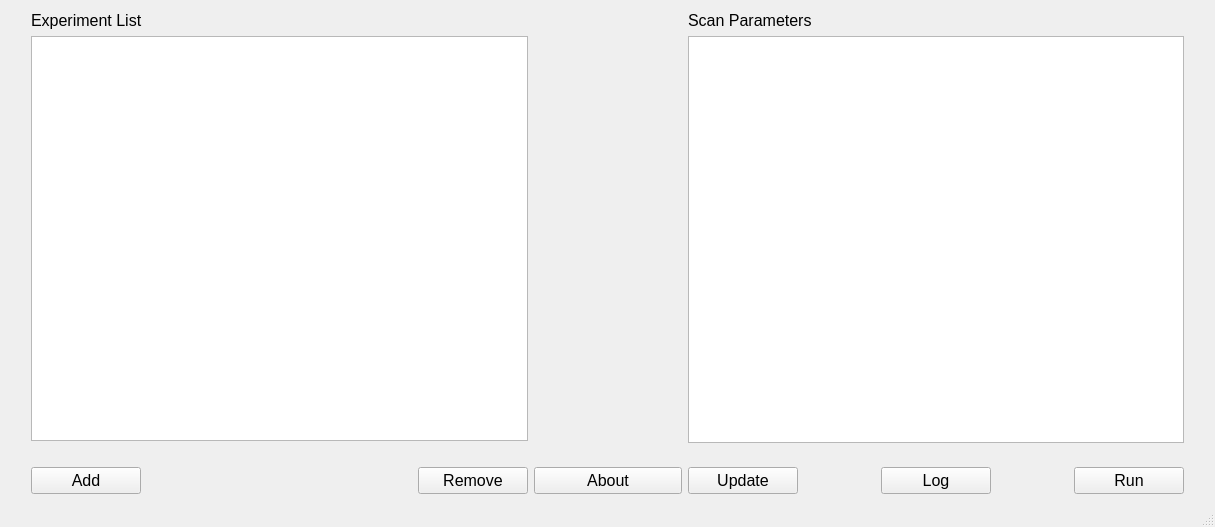
Before: the Qt Designer form smartfMRI/smartfmri.ui in wuzhuobin/smartfMRI, drawn with Qt 5.
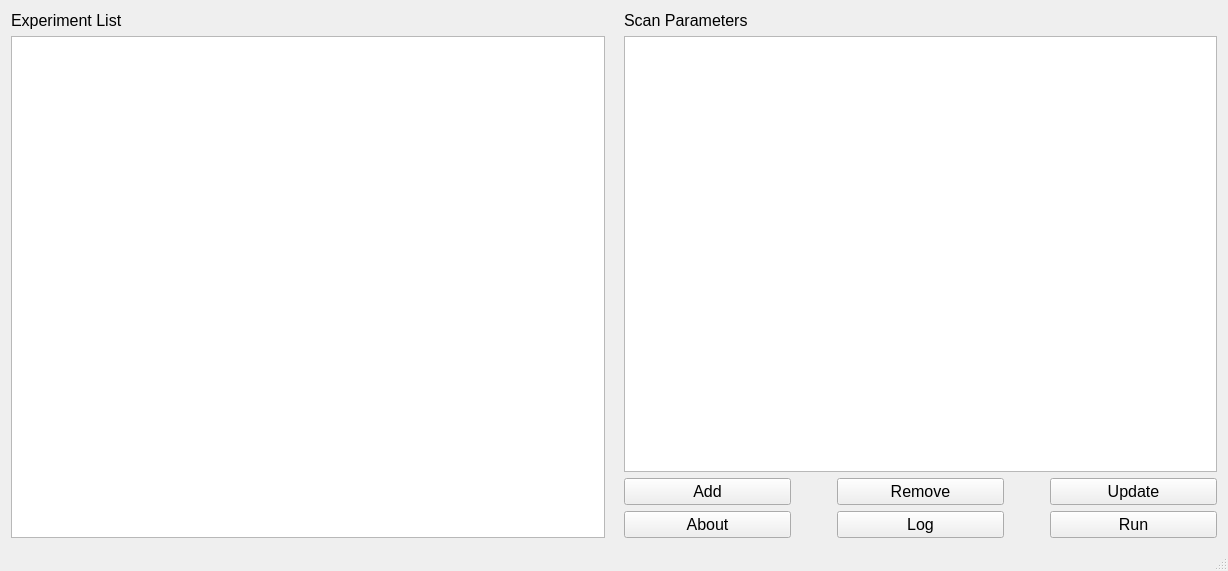
After: the same form once the commit is applied. Icons and pictures are not drawn.

The edit to the form file:
```diff
--- a/smartfMRI/smartfmri.ui
+++ b/smartfMRI/smartfmri.ui
@@ -6,8 +6,8 @@
    <rect>
     <x>0</x>
     <y>0</y>
-    <width>1215</width>
-    <height>523</height>
+    <width>1228</width>
+    <height>571</height>
    </rect>
   </property>
   <property name="windowTitle">
@@ -18,80 +18,10 @@
     <normaloff>:/smartfMRI/pm.ico</normaloff>:/smartfMRI/pm.ico</iconset>
   </property>
   <widget class="QWidget" name="centralWidget">
-   <layout class="QGridLayout" name="gridLayout_3">
-    <item row="0" column="0">
-     <spacer name="horizontalSpacer_5">
-      <property name="orientation">
-       <enum>Qt::Horizontal</enum>
-      </property>
-      <property name="sizeType">
-       <enum>QSizePolicy::Preferred</enum>
-      </property>
-      <property name="sizeHint" stdset="0">
-       <size>
-        <width>20</width>
-        <height>20</height>
-       </size>
-      </property>
-     </spacer>
-    </item>
-    <item row="0" column="1" rowspan="2">
+   <layout class="QHBoxLayout" name="horizontalLayout">
+    <item>
      <layout class="QGridLayout" name="gridLayout">
-      <item row="4" column="1">
-       <spacer name="horizontalSpacer">
-        <property name="font">
-         <font>
-          <pointsize>12</pointsize>
-         </font>
-        </property>
-        <property name="orientation">
-         <enum>Qt::Horizontal</enum>
-        </property>
-        <property name="sizeHint" stdset="0">
-         <size>
-          <width>40</width>
-          <height>20</height>
-         </size>
-        </property>
-       </spacer>
-      </item>
-      <item row="4" column="0">
-       <widget class="QPushButton" name="addButton">
-        <property name="minimumSize">
-         <size>
-          <width>110</width>
-          <height>0</height>
-         </size>
-        </property>
-        <property name="font">
-         <font>
-          <pointsize>12</pointsize>
-         </font>
-        </property>
-        <property name="text">
-         <string>Add</string>
-        </property>
-       </widget>
-      </item>
-      <item row="4" column="2">
-       <widget class="QPushButton" name="removeButton">
-        <property name="minimumSize">
-         <size>
-          <width>110</width>
-          <height>0</height>
-         </size>
-        </property>
-        <property name="font">
-         <font>
-          <pointsize>12</pointsize>
-         </font>
-        </property>
-        <property name="text">
-         <string>Remove</string>
-        </property>
-       </widget>
-      </item>
-      <item row="0" column="0" colspan="3">
+      <item row="0" column="0" colspan="2">
        <widget class="QLabel" name="label">
         <property name="font">
          <font>
@@ -103,28 +33,7 @@
         </property>
        </widget>
       </item>
-      <item row="3" column="1">
-       <spacer name="verticalSpacer">
-        <property name="font">
-         <font>
-          <pointsize>12</pointsize>
-         </font>
-        </property>
-        <property name="orientation">
-         <enum>Qt::Vertical</enum>
-        </property>
-        <property name="sizeType">
-         <enum>QSizePolicy::Preferred</enum>
-        </property>
-        <property name="sizeHint" stdset="0">
-         <size>
-          <width>20</width>
-          <height>20</height>
-         </size>
-        </property>
-       </spacer>
-      </item>
-      <item row="1" column="0" colspan="3">
+      <item row="1" column="0" colspan="2">
        <widget class="QListView" name="experimentlistView">
         <property name="font">
          <font>
@@ -135,27 +44,27 @@
       </item>
      </layout>
     </item>
-    <item row="0" column="4" rowspan="2">
+    <item>
+     <spacer name="horizontalSpacer_6">
+      <property name="orientation">
+       <enum>Qt::Horizontal</enum>
+      </property>
+      <property name="sizeType">
+       <enum>QSizePolicy::Maximum</enum>
+      </property>
+      <property name="sizeHint" stdset="0">
+       <size>
+        <width>13</width>
+        <height>20</height>
+       </size>
+      </property>
+     </spacer>
+    </item>
+    <item>
+     <layout class="QVBoxLayout" name="verticalLayout">
+      <item>
      <layout class="QGridLayout" name="gridLayout_2">
-      <item row="3" column="2">
-       <widget class="QPushButton" name="logPushButton">
-        <property name="minimumSize">
-         <size>
-          <width>110</width>
-          <height>0</height>
-         </size>
-        </property>
-        <property name="font">
-         <font>
-          <pointsize>12</pointsize>
-         </font>
-        </property>
-        <property name="text">
-         <string>Log</string>
-        </property>
-       </widget>
-      </item>
-      <item row="0" column="0" colspan="5">
+        <item row="0" column="0" colspan="2">
        <widget class="QLabel" name="label_2">
         <property name="font">
          <font>
@@ -167,8 +76,75 @@
         </property>
        </widget>
       </item>
-      <item row="3" column="0">
+        <item row="1" column="0" colspan="2">
+         <widget class="QTableView" name="scanParameterTableView">
+          <property name="font">
+           <font>
+            <pointsize>12</pointsize>
+           </font>
+          </property>
+         </widget>
+        </item>
+       </layout>
+      </item>
+      <item>
+       <layout class="QGridLayout" name="gridLayout_3">
+        <item row="0" column="0">
+         <widget class="QPushButton" name="addButton">
+          <property name="sizePolicy">
+           <sizepolicy hsizetype="Preferred" vsizetype="Fixed">
+            <horstretch>0</horstretch>
+            <verstretch>0</verstretch>
+           </sizepolicy>
+          </property>
+          <property name="minimumSize">
+           <size>
+            <width>110</width>
+            <height>0</height>
+           </size>
+          </property>
+          <property name="font">
+           <font>
+            <pointsize>12</pointsize>
+           </font>
+          </property>
+          <property name="text">
+           <string>Add</string>
+          </property>
+         </widget>
+        </item>
+        <item row="0" column="2">
+         <widget class="QPushButton" name="removeButton">
+          <property name="sizePolicy">
+           <sizepolicy hsizetype="Preferred" vsizetype="Fixed">
+            <horstretch>0</horstretch>
+            <verstretch>0</verstretch>
+           </sizepolicy>
+          </property>
+          <property name="minimumSize">
+           <size>
+            <width>110</width>
+            <height>0</height>
+           </size>
+          </property>
+          <property name="font">
+           <font>
+            <pointsize>12</pointsize>
+           </font>
+          </property>
+          <property name="text">
+           <string>Remove</string>
+          </property>
+         </widget>
+        </item>
+        <item row="0" column="4">
        <widget class="QPushButton" name="updataPushButton">
+          <property name="sizePolicy">
+           <sizepolicy hsizetype="Preferred" vsizetype="Fixed">
+            <horstretch>0</horstretch>
+            <verstretch>0</verstretch>
+           </sizepolicy>
+          </property>
         <property name="minimumSize">
          <size>
           <width>110</width>
@@ -185,8 +161,62 @@
         </property>
        </widget>
       </item>
-      <item row="3" column="4">
+        <item row="1" column="0">
+         <widget class="QPushButton" name="aboutPushButton">
+          <property name="sizePolicy">
+           <sizepolicy hsizetype="Preferred" vsizetype="Fixed">
+            <horstretch>0</horstretch>
+            <verstretch>0</verstretch>
+           </sizepolicy>
+          </property>
+          <property name="minimumSize">
+           <size>
+            <width>110</width>
+            <height>0</height>
+           </size>
+          </property>
+          <property name="font">
+           <font>
+            <pointsize>12</pointsize>
+           </font>
+          </property>
+          <property name="text">
+           <string>About</string>
+          </property>
+         </widget>
+        </item>
+        <item row="1" column="2">
+         <widget class="QPushButton" name="logPushButton">
+          <property name="sizePolicy">
+           <sizepolicy hsizetype="Preferred" vsizetype="Fixed">
+            <horstretch>0</horstretch>
+            <verstretch>0</verstretch>
+           </sizepolicy>
+          </property>
+          <property name="minimumSize">
+           <size>
+            <width>110</width>
+            <height>0</height>
+           </size>
+          </property>
+          <property name="font">
+           <font>
+            <pointsize>12</pointsize>
+           </font>
+          </property>
+          <property name="text">
+           <string>Log</string>
+          </property>
+         </widget>
+        </item>
+        <item row="1" column="4">
        <widget class="QPushButton" name="runPushButton">
+          <property name="sizePolicy">
+           <sizepolicy hsizetype="Preferred" vsizetype="Fixed">
+            <horstretch>0</horstretch>
+            <verstretch>0</verstretch>
+           </sizepolicy>
+          </property>
         <property name="minimumSize">
          <size>
           <width>110</width>
@@ -203,54 +233,14 @@
         </property>
        </widget>
       </item>
-      <item row="1" column="0" colspan="5">
-       <widget class="QTableView" name="scanParameterTableView">
-        <property name="font">
-         <font>
-          <pointsize>12</pointsize>
-         </font>
-        </property>
-       </widget>
-      </item>
-      <item row="2" column="0" colspan="5">
-       <spacer name="verticalSpacer_2">
-        <property name="font">
-         <font>
-          <pointsize>12</pointsize>
-         </font>
-        </property>
-        <property name="orientation">
-         <enum>Qt::Vertical</enum>
-        </property>
-        <property name="sizeType">
-         <enum>QSizePolicy::Preferred</enum>
-        </property>
-        <property name="sizeHint" stdset="0">
-         <size>
-          <width>20</width>
-          <height>18</height>
-         </size>
-        </property>
-       </spacer>
-      </item>
-      <item row="3" column="1">
+        <item row="0" column="3" rowspan="2">
        <spacer name="horizontalSpacer_2">
         <property name="orientation">
          <enum>Qt::Horizontal</enum>
         </property>
-        <property name="sizeHint" stdset="0">
-         <size>
-          <width>40</width>
-          <height>20</height>
-         </size>
-        </property>
-       </spacer>
-      </item>
-      <item row="3" column="3">
-       <spacer name="horizontalSpacer_3">
-        <property name="orientation">
-         <enum>Qt::Horizontal</enum>
-        </property>
+          <property name="sizeType">
+           <enum>QSizePolicy::Preferred</enum>
+          </property>
         <property name="sizeHint" stdset="0">
          <size>
           <width>40</width>
@@ -259,10 +249,8 @@
         </property>
        </spacer>
       </item>
-     </layout>
-    </item>
-    <item row="0" column="5">
-     <spacer name="horizontalSpacer_6">
+        <item row="0" column="1" rowspan="2">
+         <spacer name="horizontalSpacer">
       <property name="orientation">
        <enum>Qt::Horizontal</enum>
       </property>
@@ -271,39 +259,15 @@
       </property>
       <property name="sizeHint" stdset="0">
        <size>
-        <width>20</width>
+            <width>40</width>
         <height>20</height>
        </size>
       </property>
      </spacer>
     </item>
-    <item row="0" column="2" colspan="2">
-     <spacer name="horizontalSpacer_4">
-      <property name="orientation">
-       <enum>Qt::Horizontal</enum>
-      </property>
-      <property name="sizeType">
-       <enum>QSizePolicy::Preferred</enum>
-      </property>
-      <property name="sizeHint" stdset="0">
-       <size>
-        <width>148</width>
-        <height>450</height>
-       </size>
-      </property>
-     </spacer>
-    </item>
-    <item row="1" column="2" colspan="2">
-     <widget class="QPushButton" name="aboutPushButton">
-      <property name="font">
-       <font>
-        <pointsize>12</pointsize>
-       </font>
-      </property>
-      <property name="text">
-       <string>About</string>
-      </property>
-     </widget>
+       </layout>
+      </item>
+     </layout>
     </item>
    </layout>
   </widget>
```
Left out of the diff: 6 changed lines with no effect on the pictures. Lines whose indentation alone changed are shown as unchanged.
